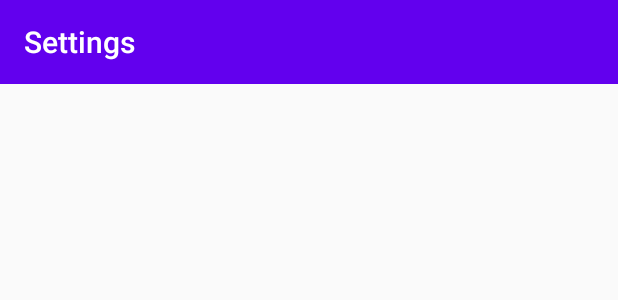
After one commit to jaggerabney/TaskMaster, an Android app: the layout activity_settings.xml on its own in the app's theme, with its tools: preview values and no code run, on a phone screen of 412 x 824 dp. The commit adds this screen. Shown: the top 300 px of the screen. Run offline under Robolectric (Android 15) with nearby library versions, the phone set to English and light mode, and no system bars.

Commit message:
added a settings activity, and saving when items are deleted

```diff
--- a/app/src/main/java/com/example/taskmaster/AddItemActivity.java
+++ b/app/src/main/java/com/example/taskmaster/AddItemActivity.java
@@ -75,10 +75,6 @@ public class AddItemActivity extends AppCompatActivity implements AdapterView.On
         finish();
     }
 
-    public void deleteItem(View view) {
-
-    }
-
     @Override
     public void onItemSelected(AdapterView<?> parent, View view, int position, long id) {}
 
--- a/app/src/main/java/com/example/taskmaster/MainActivity.java
+++ b/app/src/main/java/com/example/taskmaster/MainActivity.java
@@ -33,8 +33,6 @@ import java.util.ArrayList;
 import java.util.LinkedHashMap;
 
 /* TODO: Version 1.0 is done! Good job. A few (of many) things for 1.1:
-            - Upload v1.0 to github! You'll hate doing it, but your future self will thank you - DONE
-            - Add an option to remove items from groups, checked or not - DONE
             - Increase overall font size? It's kinda small - settings menu maybe?
             - Implement a counter for the number of items in a group, and display it in the group's name
             - Bundle groups into days, and add the ability to switch between days
@@ -248,6 +246,7 @@ public class MainActivity extends AppCompatActivity {
     public void deleteItemFromList() {
         Toast.makeText(getApplicationContext(), "Item deleted", Toast.LENGTH_SHORT).show();
         listGroup.get(longClickedGroupPosition).getList().remove(longClickedItemPosition);
+        save();
         ca.notifyDataSetChanged();
     }
 
@@ -275,6 +274,8 @@ public class MainActivity extends AppCompatActivity {
     public boolean onOptionsItemSelected(MenuItem item) {
         switch (item.getItemId()) {
             case R.id.action_settings:
+                Intent intent = new Intent(this, SettingsActivity.class);
+                startActivity(intent);
                 return true;
             case R.id.action_delete_data:
                 DialogFragment df = new DeleteDataDialogFragment();
--- /dev/null
+++ b/app/src/main/res/layout/activity_settings.xml
@@ -0,0 +1,35 @@
+<?xml version="1.0" encoding="utf-8"?>
+<androidx.constraintlayout.widget.ConstraintLayout
+    xmlns:android="http://schemas.android.com/apk/res/android"
+    xmlns:app="http://schemas.android.com/apk/res-auto"
+    xmlns:tools="http://schemas.android.com/tools"
+    android:layout_width="match_parent"
+    android:layout_height="match_parent">
+
+    <androidx.appcompat.widget.Toolbar
+        android:id="@+id/settings_toolbar"
+        android:layout_width="match_parent"
+        android:layout_height="wrap_content"
+        android:background="@color/colorPrimary"
+        android:minHeight="?attr/actionBarSize"
+        android:theme="?attr/actionBarTheme"
+        android:visibility="visible"
+        app:layout_constraintEnd_toEndOf="parent"
+        app:layout_constraintStart_toStartOf="parent"
+        app:layout_constraintTop_toTopOf="parent"
+        app:subtitleTextColor="@color/white"
+        app:title="@string/settings_toolbar_title"
+        app:titleTextColor="@color/white" />
+
+    <LinearLayout
+        android:layout_width="409dp"
+        android:layout_height="673dp"
+        android:layout_marginStart="1dp"
+        android:layout_marginEnd="1dp"
+        android:orientation="vertical"
+        app:layout_constraintBottom_toBottomOf="parent"
+        app:layout_constraintEnd_toEndOf="parent"
+        app:layout_constraintStart_toStartOf="parent"
+        app:layout_constraintTop_toBottomOf="@+id/settings_toolbar"/>
+
+</androidx.constraintlayout.widget.ConstraintLayout>
--- a/app/src/main/res/layout/additem_activity.xml
+++ b/app/src/main/res/layout/additem_activity.xml
@@ -1,5 +1,6 @@
 <?xml version="1.0" encoding="utf-8"?>
-<androidx.constraintlayout.widget.ConstraintLayout xmlns:android="http://schemas.android.com/apk/res/android"
+<androidx.constraintlayout.widget.ConstraintLayout
+    xmlns:android="http://schemas.android.com/apk/res/android"
     xmlns:app="http://schemas.android.com/apk/res-auto"
     xmlns:tools="http://schemas.android.com/tools"
     android:orientation="vertical"
--- a/app/src/main/res/values/strings.xml
+++ b/app/src/main/res/values/strings.xml
@@ -13,6 +13,7 @@
     <string name="delete_data_yes">Yes</string>
     <string name="delete_data_no">No</string>
     <string name="delete_item_message">Delete item?</string>
+    <string name="settings_toolbar_title">Settings</string>
 
     <string-array name="group1">
         <item>item1</item>
```
Also changed, not shown: app/src/main/AndroidManifest.xml (+7 -1 lines), app/src/main/java/com/example/taskmaster/SettingsActivity.java (added, +23 -0 lines).
